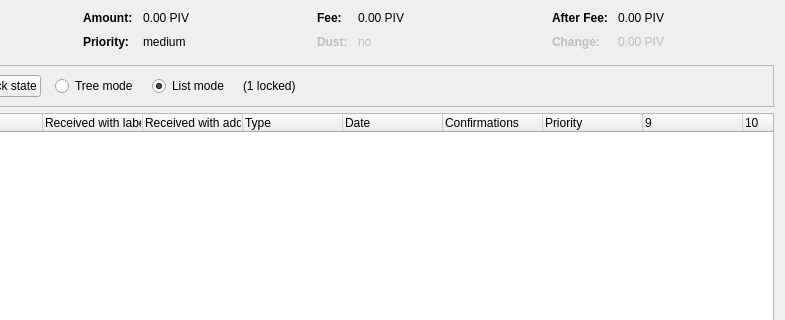
IgorShatalov/allcoin, file src/qt/forms/coincontroldialog.ui: the form before one commit; both pictures show x 169 to 954 and y 0 to 320 of the 954 by 500 pixel window.
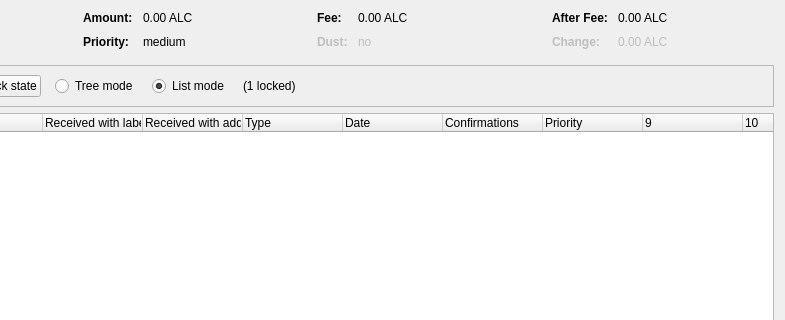
The form after the commit. Custom widgets are drawn as their Qt base class.

What changed in the file:
```diff
--- a/src/qt/forms/coincontroldialog.ui
+++ b/src/qt/forms/coincontroldialog.ui
@@ -132,7 +132,7 @@
           <enum>Qt::ActionsContextMenu</enum>
          </property>
          <property name="text">
-          <string notr="true">0.00 PIV</string>
+          <string notr="true">0.00 ALC</string>
          </property>
          <property name="textInteractionFlags">
           <set>Qt::LinksAccessibleByMouse|Qt::TextSelectableByKeyboard|Qt::TextSelectableByMouse</set>
@@ -206,7 +206,7 @@
           <enum>Qt::ActionsContextMenu</enum>
          </property>
          <property name="text">
-          <string notr="true">0.00 PIV</string>
+          <string notr="true">0.00 ALC</string>
          </property>
          <property name="textInteractionFlags">
           <set>Qt::LinksAccessibleByMouse|Qt::TextSelectableByKeyboard|Qt::TextSelectableByMouse</set>
@@ -286,7 +286,7 @@
           <enum>Qt::ActionsContextMenu</enum>
          </property>
          <property name="text">
-          <string notr="true">0.00 PIV</string>
+          <string notr="true">0.00 ALC</string>
          </property>
          <property name="textInteractionFlags">
           <set>Qt::LinksAccessibleByMouse|Qt::TextSelectableByKeyboard|Qt::TextSelectableByMouse</set>
@@ -321,7 +321,7 @@
           <enum>Qt::ActionsContextMenu</enum>
          </property>
          <property name="text">
-          <string notr="true">0.00 PIV</string>
+          <string notr="true">0.00 ALC</string>
          </property>
          <property name="textInteractionFlags">
           <set>Qt::LinksAccessibleByMouse|Qt::TextSelectableByKeyboard|Qt::TextSelectableByMouse</set>
```
